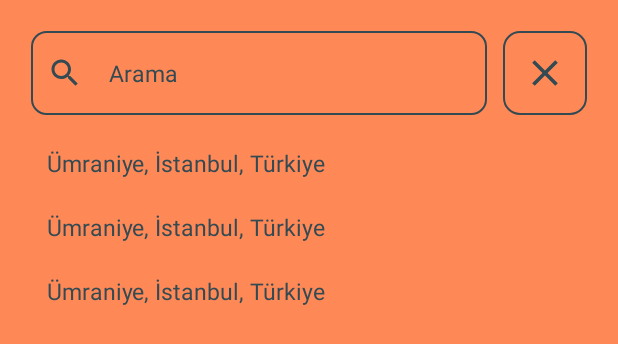
After one commit to ecesudemirkaya/VB_WeatherApp, an Android app: the layout fragment_location.xml on its own in the app's theme, with its tools: preview values and no code run, on a phone screen of 412 x 824 dp. The commit adds this screen. Shown: the top 344 px of the screen. Run offline under Robolectric (Android 15) with nearby library versions, the phone set to English and light mode, and no system bars.

Commit message:
implementing Manual Location Search

```diff
--- a/app/src/main/java/com/example/vb_weatherapp/fragments/home/HomeFragment.kt
+++ b/app/src/main/java/com/example/vb_weatherapp/fragments/home/HomeFragment.kt
@@ -11,6 +11,8 @@ import androidx.activity.result.contract.ActivityResultContracts
 import androidx.appcompat.app.AlertDialog
 import androidx.core.content.ContextCompat
 import androidx.fragment.app.Fragment
+import androidx.navigation.fragment.findNavController
+import com.example.vb_weatherapp.R
 import com.example.vb_weatherapp.data.CurrentLocation
 import com.example.vb_weatherapp.databinding.FragmentHomeBinding
 import com.example.vb_weatherapp.storage.SharedPreferencesManager
@@ -119,6 +121,7 @@ class HomeFragment: Fragment() {
             setItems(options) { _, which ->
                 when (which) {
                     0 -> proceedWithCurrentLocation()
+                    1 -> startManualLocationSearch()
                 }
             }
             show()
@@ -139,4 +142,8 @@ class HomeFragment: Fragment() {
         }
     }
 
+    private fun startManualLocationSearch (){
+        findNavController().navigate(R.id.action_home_fragment_to_location_fragment)
+    }
+
 }
--- /dev/null
+++ b/app/src/main/java/com/example/vb_weatherapp/fragments/location/LocationFragment.kt
@@ -0,0 +1,33 @@
+package com.example.vb_weatherapp.fragments.location
+
+import android.os.Bundle
+import android.view.LayoutInflater
+import android.view.View
+import android.view.ViewGroup
+import androidx.fragment.app.Fragment
+import androidx.navigation.fragment.findNavController
+import com.example.vb_weatherapp.databinding.FragmentLocationBinding
+
+class LocationFragment: Fragment() {
+
+    private var _binding: FragmentLocationBinding? = null
+    private val binding get() = requireNotNull(_binding)
+
+    override fun onCreateView(
+        inflater: LayoutInflater,
+        container: ViewGroup?,
+        savedInstanceState: Bundle?
+    ): View {
+        _binding = FragmentLocationBinding.inflate(inflater, container, false)
+        return binding.root
+    }
+
+    override fun onViewCreated(view: View, savedInstanceState: Bundle?) {
+        super.onViewCreated(view, savedInstanceState)
+        setListeners()
+    }
+
+    private fun setListeners(){
+        binding.imageClose.setOnClickListener { findNavController().popBackStack() }
+    }
+}
--- a/app/src/main/java/com/example/vb_weatherapp/fragments/search/SearchFragment.kt
+++ /dev/null
@@ -1,6 +0,0 @@
-package com.example.vb_weatherapp.fragments.search
-
-import androidx.fragment.app.Fragment
-
-class SearchFragment: Fragment() {
-}
--- /dev/null
+++ b/app/src/main/res/drawable/close.xml
@@ -0,0 +1,5 @@
+<vector xmlns:android="http://schemas.android.com/apk/res/android" android:height="24dp" android:tint="#000000" android:viewportHeight="24" android:viewportWidth="24" android:width="24dp">
+
+    <path android:fillColor="@android:color/white" android:pathData="M19,6.41L17.59,5 12,10.59 6.41,5 5,6.41 10.59,12 5,17.59 6.41,19 12,13.41 17.59,19 19,17.59 13.41,12z"/>
+
+</vector>
--- /dev/null
+++ b/app/src/main/res/drawable/close_icon_background.xml
@@ -0,0 +1,10 @@
+<?xml version="1.0" encoding="utf-8"?>
+<shape xmlns:android="http://schemas.android.com/apk/res/android"
+    android:shape="rectangle">
+
+    <corners android:radius="@dimen/_8sdp"/>
+    <stroke
+        android:width="1dp"
+        android:color="@color/textGray"/>
+
+</shape>
--- /dev/null
+++ b/app/src/main/res/layout/fragment_location.xml
@@ -0,0 +1,82 @@
+<?xml version="1.0" encoding="utf-8"?>
+<androidx.constraintlayout.widget.ConstraintLayout xmlns:android="http://schemas.android.com/apk/res/android"
+    android:layout_width="match_parent"
+    android:layout_height="match_parent"
+    xmlns:app="http://schemas.android.com/apk/res-auto"
+    xmlns:tools="http://schemas.android.com/tools"
+    android:background="@color/cultured"
+    android:padding="@dimen/_16sdp">
+
+    <androidx.appcompat.widget.AppCompatImageView
+        android:id="@+id/imageClose"
+        android:layout_width="0dp"
+        android:layout_height="0dp"
+        android:background="@drawable/close_icon_background"
+        android:padding="@dimen/_10sdp"
+        android:src="@drawable/close"
+        android:tint="@color/textGray"
+        app:layout_constraintBottom_toBottomOf="@id/inputSearch"
+        app:layout_constraintDimensionRatio="w, 1:1"
+        app:layout_constraintEnd_toEndOf="parent"
+        app:layout_constraintTop_toTopOf="@id/inputSearch" />
+
+    <androidx.appcompat.widget.AppCompatImageView
+        android:id="@+id/imageSearch"
+        android:layout_width="wrap_content"
+        android:layout_height="0dp"
+        android:src="@drawable/search"
+        android:tint="@color/textGray"
+        android:padding="@dimen/_8sdp"
+        app:layout_constraintBottom_toBottomOf="@id/inputSearch"
+        app:layout_constraintStart_toStartOf="@id/inputSearch"
+        app:layout_constraintTop_toTopOf="@id/inputSearch" />
+
+    <com.google.android.material.textfield.TextInputLayout
+        android:id="@+id/inputSearch"
+        style="@style/Widget.MaterialComponents.TextInputLayout.OutlinedBox"
+        android:layout_width="0dp"
+        android:layout_height="wrap_content"
+        android:layout_marginEnd="@dimen/_8sdp"
+        app:boxCornerRadiusBottomEnd="@dimen/_8sdp"
+        app:boxCornerRadiusBottomStart="@dimen/_8sdp"
+        app:boxCornerRadiusTopEnd="@dimen/_8sdp"
+        app:boxCornerRadiusTopStart="@dimen/_8sdp"
+        app:boxStrokeColor="@color/textGray"
+        app:boxStrokeWidth="1dp"
+        app:boxStrokeWidthFocused="1dp"
+        app:hintEnabled="false"
+        app:layout_constraintEnd_toStartOf="@id/imageClose"
+        app:layout_constraintStart_toStartOf="parent"
+        app:layout_constraintTop_toTopOf="parent">
+
+        <com.google.android.material.textfield.TextInputEditText
+            android:layout_width="match_parent"
+            android:layout_height="wrap_content"
+            android:hint="@string/search_name"
+            android:imeOptions="actionSearch"
+            android:inputType="text"
+            android:textColor="@color/textGray"
+            android:textColorHint="@color/textGray"
+            android:textSize="@dimen/_12ssp"
+            android:paddingStart="@dimen/_40sdp"
+            android:paddingEnd="@dimen/_12sdp" />
+
+    </com.google.android.material.textfield.TextInputLayout>
+
+    <androidx.recyclerview.widget.RecyclerView
+        android:id="@+id/locationsRecyclerView"
+        android:layout_width="0dp"
+        android:layout_height="0dp"
+        android:clipToPadding="false"
+        android:orientation="vertical"
+        android:paddingStart="@dimen/_8sdp"
+        android:paddingTop="@dimen/_8sdp"
+        android:paddingEnd="@dimen/_8sdp"
+        app:layoutManager="androidx.recyclerview.widget.LinearLayoutManager"
+        app:layout_constraintBottom_toBottomOf="parent"
+        app:layout_constraintEnd_toEndOf="parent"
+        app:layout_constraintStart_toStartOf="parent"
+        app:layout_constraintTop_toBottomOf="@id/inputSearch"
+        tools:listitem="@layout/item_container_location" />
+
+</androidx.constraintlayout.widget.ConstraintLayout>
--- a/app/src/main/res/layout/fragment_search.xml
+++ /dev/null
@@ -1,6 +0,0 @@
-<?xml version="1.0" encoding="utf-8"?>
-<androidx.constraintlayout.widget.ConstraintLayout xmlns:android="http://schemas.android.com/apk/res/android"
-    android:layout_width="match_parent"
-    android:layout_height="match_parent">
-
-</androidx.constraintlayout.widget.ConstraintLayout>
--- /dev/null
+++ b/app/src/main/res/layout/item_container_location.xml
@@ -0,0 +1,10 @@
+<?xml version="1.0" encoding="utf-8"?>
+<androidx.appcompat.widget.AppCompatTextView xmlns:android="http://schemas.android.com/apk/res/android"
+    android:layout_width="match_parent"
+    android:layout_height="wrap_content"
+    xmlns:tools="http://schemas.android.com/tools"
+    android:paddingTop="@dimen/_8sdp"
+    android:paddingBottom="@dimen/_8sdp"
+    android:textColor="@color/textGray"
+    android:textSize="@dimen/_12sdp"
+    tools:text="Ümraniye, İstanbul, Türkiye" />
--- a/app/src/main/res/navigation/weather_navigation_graph.xml
+++ b/app/src/main/res/navigation/weather_navigation_graph.xml
@@ -9,6 +9,18 @@
         android:id="@+id/homeFragment"
         android:name="com.example.vb_weatherapp.fragments.home.HomeFragment"
         android:label="Home"
-        tools:layout="layout/fragment_home"/>
+        tools:layout="layout/fragment_home">
+
+    <action
+        android:id="@+id/action_home_fragment_to_location_fragment"
+        app:destination="@+id/locationFragment"/>
+
+        </fragment>
+
+    <fragment
+        android:id="@+id/locationFragment"
+        android:name="com.example.vb_weatherapp.fragments.location.LocationFragment"
+        android:label="Location"
+        tools:layout="@layout/fragment_location" />
 
 </navigation>
```
